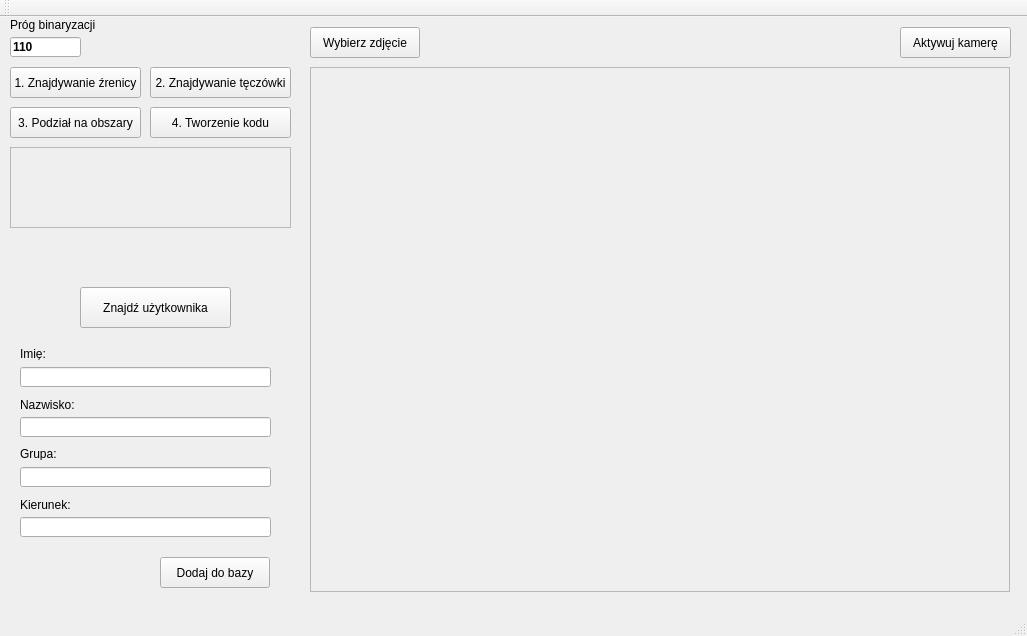
kn65op/inzynierka, file Iris_recognition/mainwindow.ui: the form before one commit.
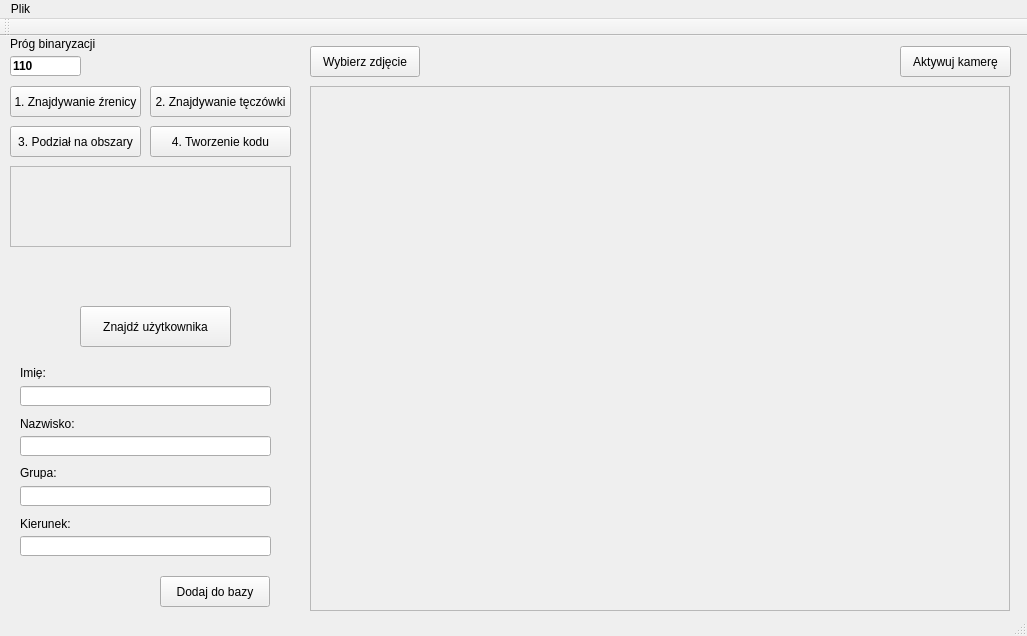
The form after the commit. Custom widgets are drawn as their Qt base class.

What changed in the file:
```diff
--- a/Iris_recognition/mainwindow.ui
+++ b/Iris_recognition/mainwindow.ui
@@ -320,6 +320,13 @@
      <height>21</height>
     </rect>
    </property>
+   <widget class="QMenu" name="menuPlik">
+    <property name="title">
+     <string>Plik</string>
+    </property>
+    <addaction name="actionTestuj_folder"/>
+   </widget>
+   <addaction name="menuPlik"/>
   </widget>
   <widget class="QToolBar" name="mainToolBar">
    <attribute name="toolBarArea">
```
Left out of the diff: 23 changed lines with no effect on the pictures.
